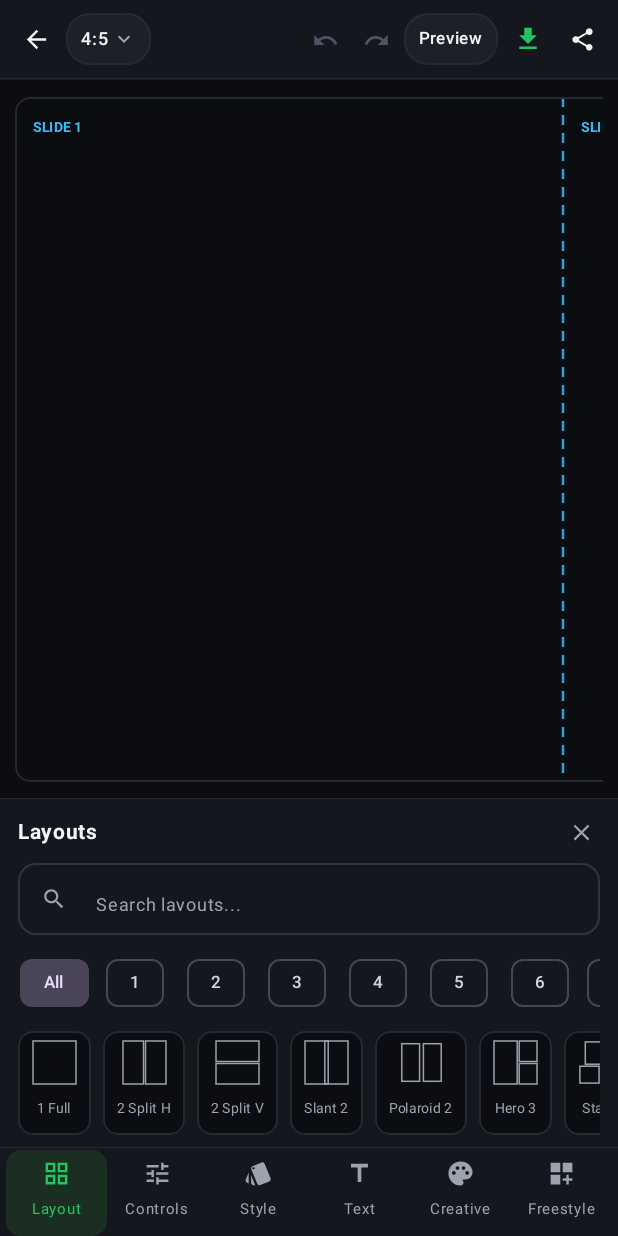
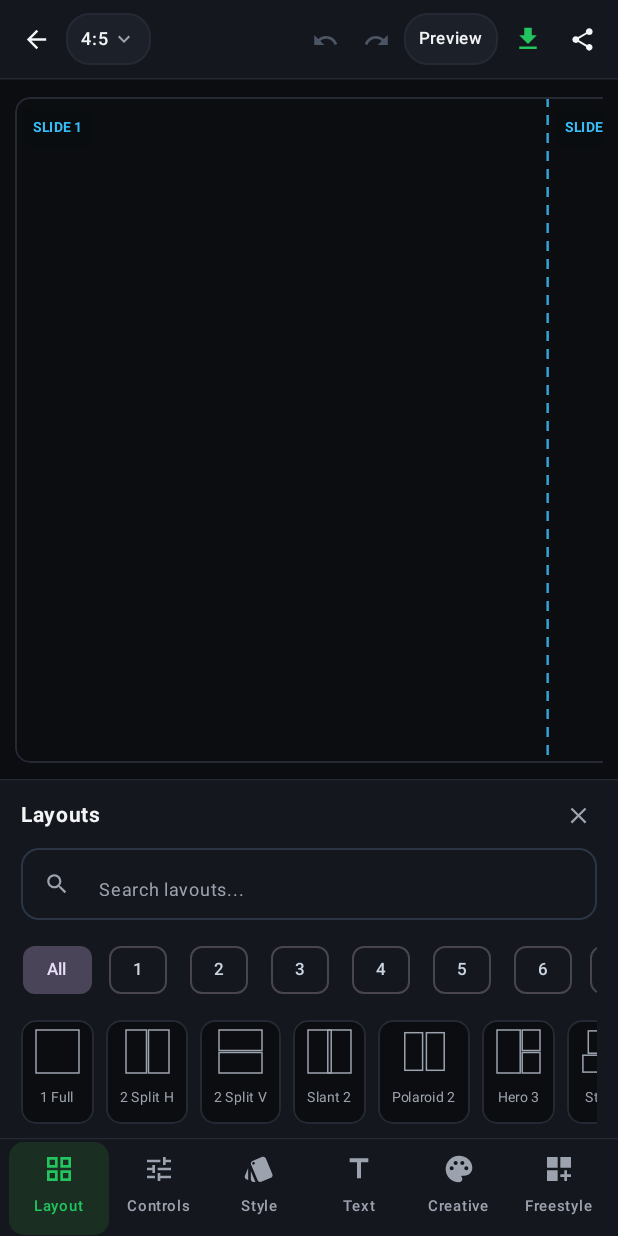
Before and after one commit to darkmode-studio/scrollgrid-studio, an Android app built with Jetpack Compose: the screen it shows after launch (MainActivity), after a tap on "Carousel", on a phone screen of 412 x 824 dp. Run offline under Robolectric (Android 15) with nearby library versions, the phone set to English and light mode, and no system bars.

Commit message:
ui: give the editor canvas more room with a compact scrollable tool drawer

```diff
--- a/app/src/main/java/com/darkmode/scrollgridstudio/ui/StudioScreen.kt
+++ b/app/src/main/java/com/darkmode/scrollgridstudio/ui/StudioScreen.kt
@@ -1141,9 +1141,11 @@ fun StudioScreen() {
                     Column(
                         modifier = Modifier
                             .fillMaxWidth()
+                            .heightIn(max = 276.dp)
+                            .verticalScroll(rememberScrollState())
                             .background(BgPanel)
-                            .padding(horizontal = 12.dp, vertical = 8.dp),
-                        verticalArrangement = Arrangement.spacedBy(8.dp)
+                            .padding(horizontal = 14.dp, vertical = 9.dp),
+                        verticalArrangement = Arrangement.spacedBy(9.dp)
                     ) {
                         when (state.activeTab) {
                             StudioTab.LAYOUT -> {
@@ -1649,7 +1651,7 @@ fun StudioScreen() {
 
                 // 4. Reference-Style 6-Tab Bottom Dock (Layout, Controls, Style, Text, Creative, Freestyle)
                 Row(
-                    modifier = Modifier.fillMaxWidth().height(58.dp).background(BgPanel).padding(horizontal = 4.dp),
+                    modifier = Modifier.fillMaxWidth().height(64.dp).background(BgPanel).padding(horizontal = 6.dp),
                     horizontalArrangement = Arrangement.SpaceEvenly,
                     verticalAlignment = Alignment.CenterVertically
                 ) {
@@ -1676,12 +1678,12 @@ fun StudioScreen() {
                                         showTrayPanel = true
                                     }
                                 }
-                                .padding(vertical = 6.dp),
+                                .padding(vertical = 7.dp),
                             horizontalAlignment = Alignment.CenterHorizontally,
                             verticalArrangement = Arrangement.spacedBy(2.dp)
                         ) {
-                            Icon(icon, tab.label, tint = if (selected) AccentGreen else TextSecondary, modifier = Modifier.size(19.dp))
-                            Text(tab.label, color = if (selected) AccentGreen else TextSecondary, fontSize = 10.sp)
+                            Icon(icon, tab.label, tint = if (selected) AccentGreen else TextSecondary, modifier = Modifier.size(21.dp))
+                            Text(tab.label, color = if (selected) AccentGreen else TextSecondary, fontSize = 10.sp, fontWeight = if (selected) FontWeight.SemiBold else FontWeight.Medium)
                         }
                     }
                 }
```
